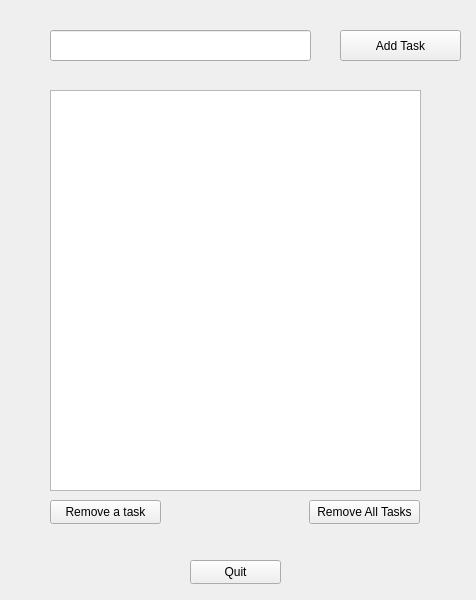
Old version of the form mainwindow.ui in the repository WilllllWang/todoApp.
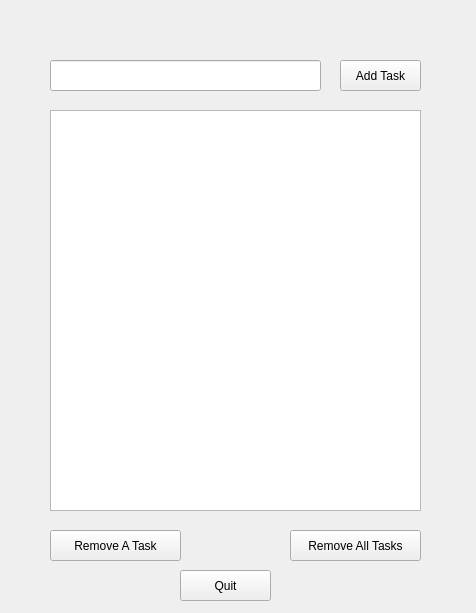
New version of the form.

```diff
--- a/mainwindow.ui
+++ b/mainwindow.ui
@@ -7,7 +7,7 @@
     <x>0</x>
     <y>0</y>
     <width>476</width>
-    <height>600</height>
+    <height>613</height>
    </rect>
   </property>
   <property name="windowTitle">
@@ -18,8 +18,8 @@
     <property name="geometry">
      <rect>
       <x>340</x>
-      <y>30</y>
-      <width>121</width>
+      <y>60</y>
+      <width>81</width>
       <height>31</height>
      </rect>
     </property>
@@ -31,7 +31,7 @@
     <property name="geometry">
      <rect>
       <x>50</x>
-      <y>90</y>
+      <y>110</y>
       <width>371</width>
       <height>401</height>
      </rect>
@@ -41,22 +41,22 @@
     <property name="geometry">
      <rect>
       <x>50</x>
-      <y>500</y>
-      <width>111</width>
-      <height>24</height>
+      <y>530</y>
+      <width>131</width>
+      <height>31</height>
      </rect>
     </property>
     <property name="text">
-     <string>Remove a task</string>
+     <string>Remove A Task</string>
     </property>
    </widget>
    <widget class="QPushButton" name="removeAllButton">
     <property name="geometry">
      <rect>
-      <x>309</x>
-      <y>500</y>
-      <width>111</width>
-      <height>24</height>
+      <x>290</x>
+      <y>530</y>
+      <width>131</width>
+      <height>31</height>
      </rect>
     </property>
     <property name="text">
@@ -67,8 +67,8 @@
     <property name="geometry">
      <rect>
       <x>50</x>
-      <y>30</y>
-      <width>261</width>
+      <y>60</y>
+      <width>271</width>
       <height>31</height>
      </rect>
     </property>
@@ -76,10 +76,10 @@
    <widget class="QPushButton" name="quitButton">
     <property name="geometry">
      <rect>
-      <x>190</x>
-      <y>560</y>
+      <x>180</x>
+      <y>570</y>
       <width>91</width>
-      <height>24</height>
+      <height>31</height>
      </rect>
     </property>
     <property name="text">
```
